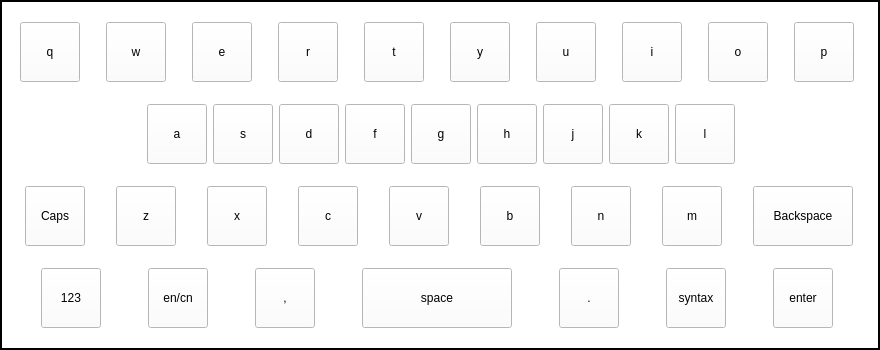
This is keyboard.ui in taiyuankejizhu/SparkZNC as Qt 5 draws it before an edit. The edited form follows.
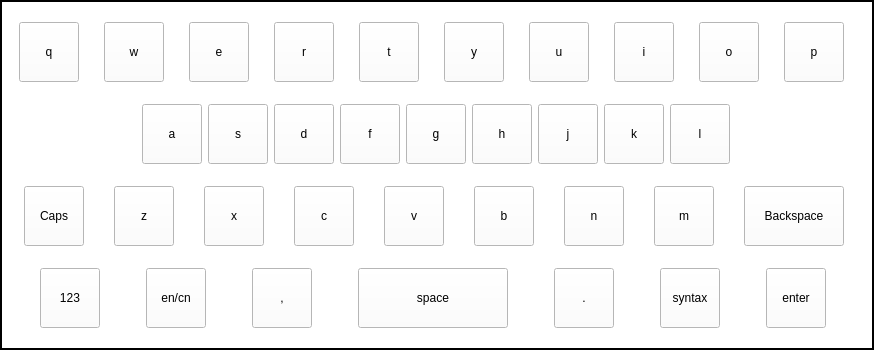
This is the edited form.

Patch:
```diff
--- a/keyboard.ui
+++ b/keyboard.ui
@@ -6,7 +6,7 @@
    <rect>
     <x>0</x>
     <y>0</y>
-    <width>880</width>
+    <width>874</width>
     <height>350</height>
    </rect>
   </property>
@@ -454,7 +454,7 @@
     <rect>
      <x>0</x>
      <y>0</y>
-     <width>880</width>
+     <width>874</width>
      <height>350</height>
     </rect>
    </property>
@@ -481,7 +481,7 @@
      <rect>
       <x>0</x>
       <y>0</y>
-      <width>881</width>
+      <width>871</width>
       <height>351</height>
      </rect>
     </property>
```
